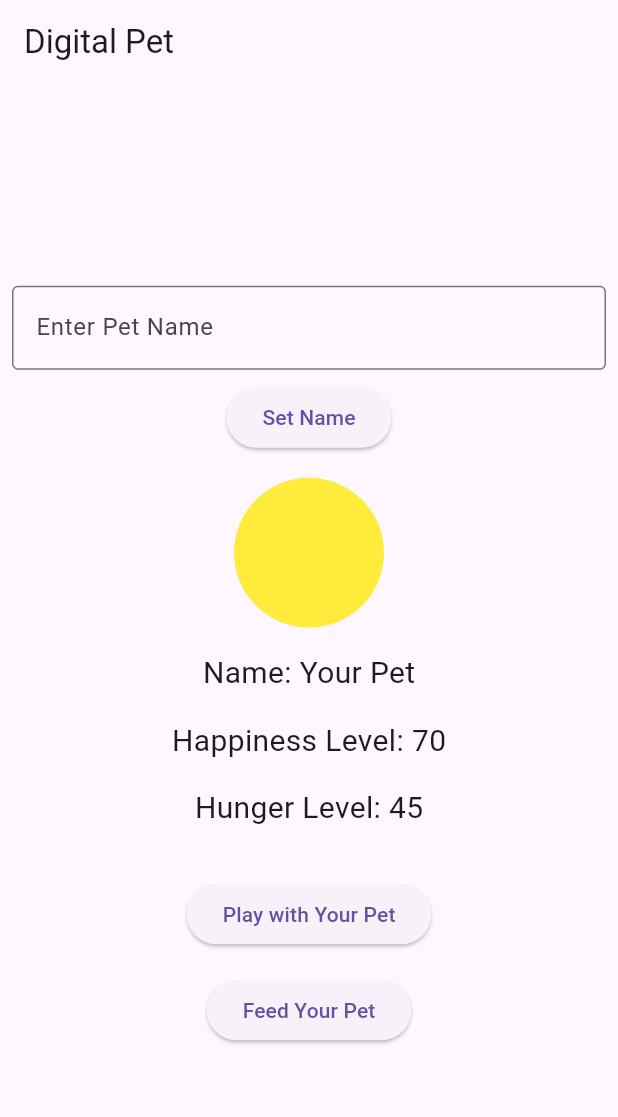
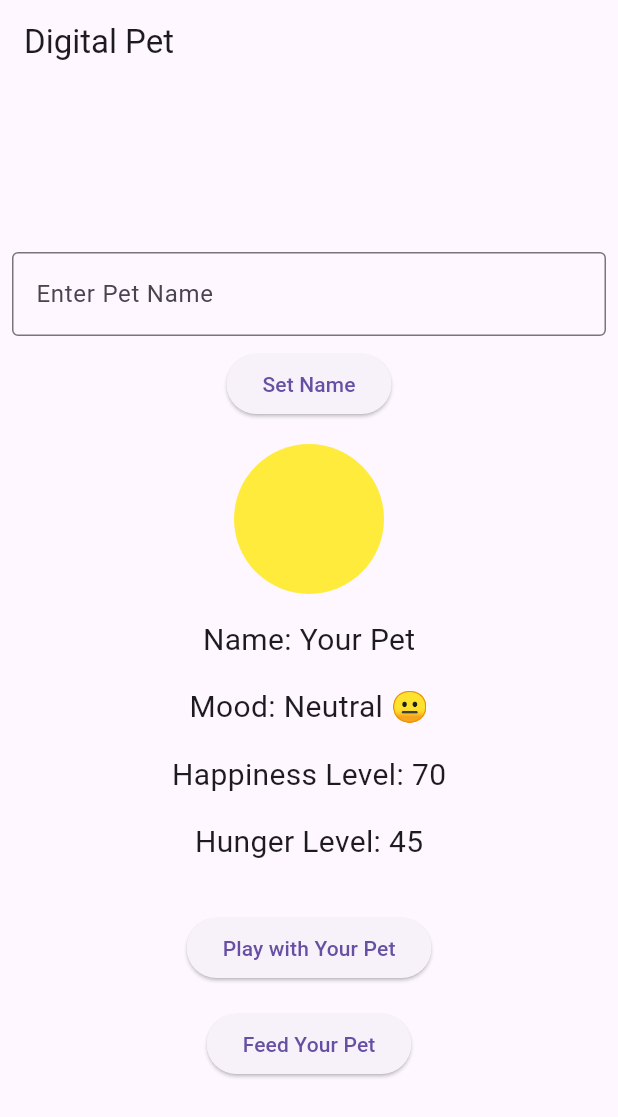
Before and after one commit to anguyen221/state_pet_app, a Flutter app: the screen it shows after launch, after a tap on "Play with Your Pet", after a tap on "Feed Your Pet", on a phone screen of 412 x 824 dp. Shown: the top 1117 px of the screen. Run offline on Flutter 3.47's test engine with Material 3 defaults, Android fonts, the phone set to English and light mode, and no system bars.

Commit message:
Added mood indicator

```diff
--- a/lib/main.dart
+++ b/lib/main.dart
@@ -16,6 +16,7 @@ class _DigitalPetAppState extends State<DigitalPetApp> {
   int happinessLevel = 50;
   int hungerLevel = 50;
   Color petColor = Colors.yellow;
+  String petMood = "Neutral 😐";
 
   final TextEditingController _nameController = TextEditingController();
 
@@ -25,14 +26,17 @@ class _DigitalPetAppState extends State<DigitalPetApp> {
     });
   }
 
-  void _updatePetColor() {
+  void _updatePetColorAndMood() {
     setState(() {
       if (happinessLevel > 70) {
         petColor = Colors.green;
+        petMood = "Happy 😊";
       } else if (happinessLevel < 30) {
         petColor = Colors.red;
+        petMood = "Unhappy 😢";
       } else {
         petColor = Colors.yellow;
+        petMood = "Neutral 😐";
       }
     });
   }
@@ -41,7 +45,7 @@ class _DigitalPetAppState extends State<DigitalPetApp> {
     setState(() {
       happinessLevel = (happinessLevel + 10).clamp(0, 100);
       _updateHunger();
-      _updatePetColor();
+      _updatePetColorAndMood();
     });
   }
 
@@ -49,7 +53,7 @@ class _DigitalPetAppState extends State<DigitalPetApp> {
     setState(() {
       hungerLevel = (hungerLevel - 10).clamp(0, 100);
       _updateHappiness();
-      _updatePetColor();
+      _updatePetColorAndMood();
     });
   }
 
@@ -109,6 +113,11 @@ class _DigitalPetAppState extends State<DigitalPetApp> {
             ),
             SizedBox(height: 16.0),
             Text(
+              'Mood: $petMood',
+              style: TextStyle(fontSize: 20.0),
+            ),
+            SizedBox(height: 16.0),
+            Text(
               'Happiness Level: $happinessLevel',
               style: TextStyle(fontSize: 20.0),
             ),
```
